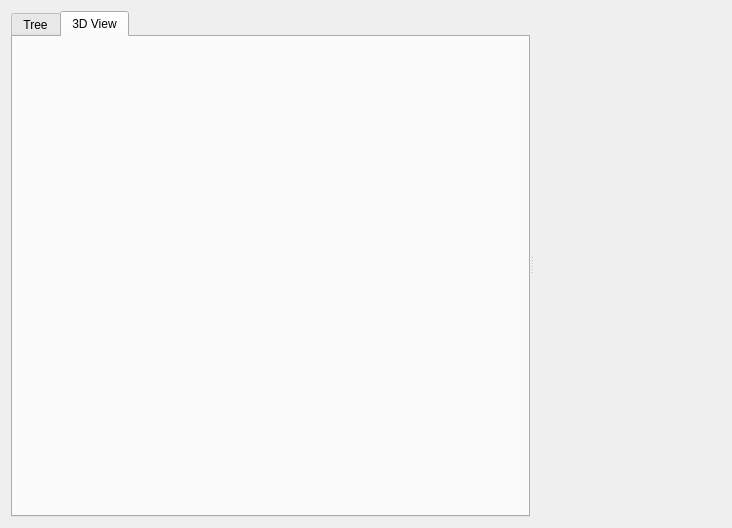
Qt form plugins/widgetinspector/widgetinspectorwidget.ui (KDAB/GammaRay) before a commit.
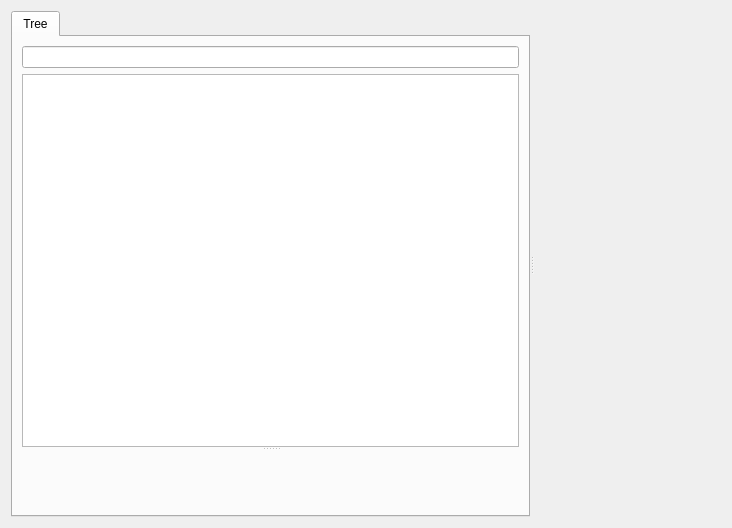
The same form after that commit. The open tabs and pages were chosen to show the change. Custom widgets are drawn as their Qt base class.

Commit message: Make the tabbar visible only when Widget 3D is enabled

Patch:
```diff
--- a/plugins/widgetinspector/widgetinspectorwidget.ui
+++ b/plugins/widgetinspector/widgetinspectorwidget.ui
@@ -16,7 +16,7 @@
      <property name="orientation">
       <enum>Qt::Horizontal</enum>
      </property>
-     <widget class="QWidget" name="layoutWidget">
+     <widget class="QWidget" name="mainLayoutWidget">
       <layout class="QVBoxLayout" name="verticalLayout">
        <item>
         <widget class="QTabWidget" name="tabWidget">
@@ -55,12 +55,6 @@
            </item>
           </layout>
          </widget>
-         <widget class="QWidget" name="widgetExplosionTab">
-          <attribute name="title">
-           <string>3D View</string>
-          </attribute>
-          <layout class="QHBoxLayout" name="horizontalLayout"/>
-         </widget>
         </widget>
        </item>
       </layout>
```
The commit also changes 1 other file.
